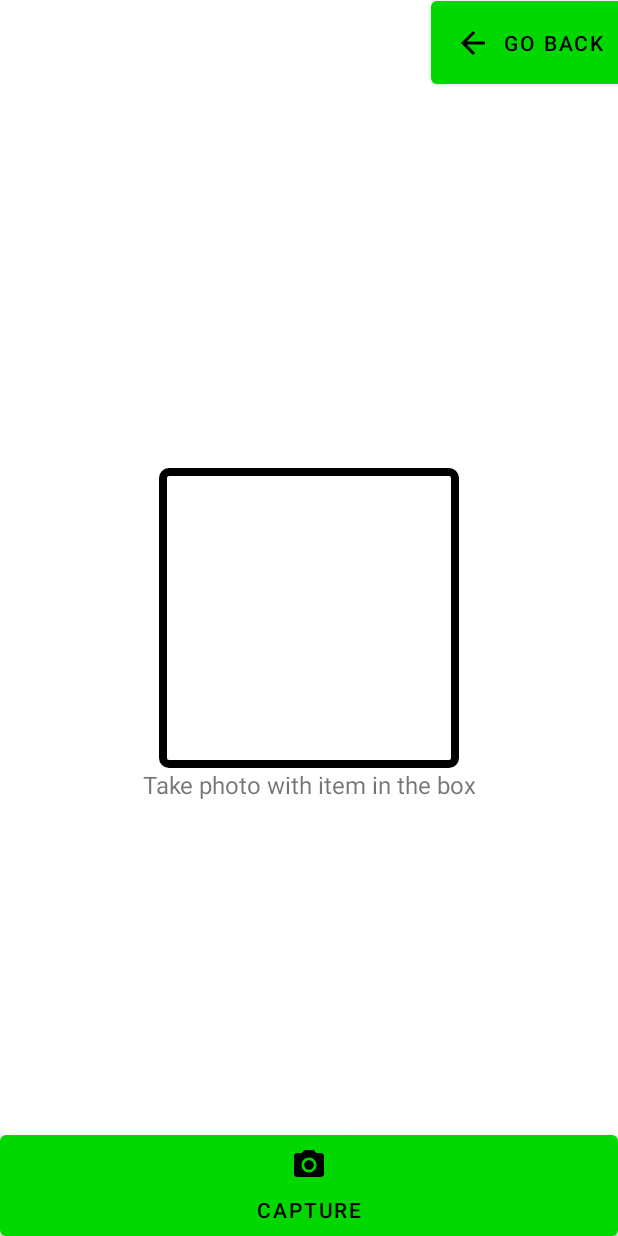
After one commit to MattFuaux/team-12-project, an Android app: the layout activity_camera.xml on its own in the app's theme, with its tools: preview values and no code run, on a phone screen of 412 x 824 dp. The commit adds this screen. Run offline under Robolectric (Android 15) with nearby library versions, the phone set to English and light mode, and no system bars.

Commit message:
Added item guide box overlay to camera

```diff
--- a/frontend/FruitWatch/app/src/main/java/com/team12/fruitwatch/data/AuthenticationDataSource.kt
+++ b/frontend/FruitWatch/app/src/main/java/com/team12/fruitwatch/data/AuthenticationDataSource.kt
@@ -2,6 +2,7 @@ package com.team12.fruitwatch.data
 
 import com.team12.fruitwatch.controllers.NetworkRequestController
 import com.team12.fruitwatch.data.model.LoggedInUser
+import com.team12.fruitwatch.ui.main.MainActivity
 import kotlinx.coroutines.*
 import java.io.IOException
 
@@ -12,6 +13,9 @@ class AuthenticationDataSource {
 
     suspend fun login(email: String, password: String): Result<LoggedInUser> {
         return withContext(Dispatchers.IO){
+            if(MainActivity.IN_DEVELOPMENT){
+                return@withContext Result.Success(LoggedInUser(java.util.UUID.randomUUID().toString(), "Jane Doe","jwt") as LoggedInUser)
+            }
             try {
                 // TODO: handle loggedInUser authentication
                 val networkRequestController = NetworkRequestController()
@@ -20,7 +24,7 @@ class AuthenticationDataSource {
                     return@withContext Result.Success(response.data as LoggedInUser)
                 }
                 throw Exception()
-                //val fakeUser = LoggedInUser(java.util.UUID.randomUUID().toString(), "Jane Doe","jwt")
+
             } catch (e: Exception) {
                 return@withContext Result.Error(IOException("Error logging in", e))
             }
--- /dev/null
+++ b/frontend/FruitWatch/app/src/main/res/drawable/camera_guide.xml
@@ -0,0 +1,13 @@
+<?xml version="1.0" encoding="UTF-8"?>
+    <shape xmlns:android="http://schemas.android.com/apk/res/android"
+        android:shape="rectangle">
+        <solid android:color="#00FFFFFF" />
+        <stroke
+            android:width="5dp"
+            android:color="@color/black" />
+        <corners
+            android:bottomRightRadius="@dimen/radius_md"
+            android:bottomLeftRadius="@dimen/radius_md"
+            android:topLeftRadius="@dimen/radius_md"
+            android:topRightRadius="@dimen/radius_md" />
+    </shape>
--- /dev/null
+++ b/frontend/FruitWatch/app/src/main/res/drawable/ic_baseline_arrow_back_24.xml
@@ -0,0 +1,5 @@
+<vector android:autoMirrored="true" android:height="24dp"
+    android:tint="#000000" android:viewportHeight="24"
+    android:viewportWidth="24" android:width="24dp" xmlns:android="http://schemas.android.com/apk/res/android">
+    <path android:fillColor="@android:color/white" android:pathData="M20,11H7.83l5.59,-5.59L12,4l-8,8 8,8 1.41,-1.41L7.83,13H20v-2z"/>
+</vector>
--- /dev/null
+++ b/frontend/FruitWatch/app/src/main/res/layout/activity_camera.xml
@@ -0,0 +1,67 @@
+<?xml version="1.0" encoding="utf-8"?>
+<androidx.constraintlayout.widget.ConstraintLayout
+    xmlns:android="http://schemas.android.com/apk/res/android"
+    xmlns:app="http://schemas.android.com/apk/res-auto"
+    android:layout_width="match_parent"
+    android:layout_height="match_parent">
+
+
+    <FrameLayout
+        android:id="@+id/camera_preview"
+        android:layout_width="match_parent"
+        android:layout_height="match_parent"
+        app:layout_constraintBottom_toBottomOf="parent"
+        app:layout_constraintEnd_toEndOf="parent"
+        app:layout_constraintStart_toStartOf="parent"
+        app:layout_constraintTop_toTopOf="parent" />
+
+    <ImageView
+        android:id="@+id/cameraprev_itemGuide"
+        android:layout_width="200dp"
+        android:layout_height="200dp"
+        android:src="@drawable/camera_guide"
+        android:contentDescription="Item Capture Guide"
+        app:layout_constraintBottom_toBottomOf="parent"
+        app:layout_constraintEnd_toEndOf="parent"
+        app:layout_constraintStart_toStartOf="parent"
+        app:layout_constraintTop_toTopOf="parent"
+         />
+
+    <TextView
+        android:id="@+id/cameraprev_guide_instructions"
+        android:layout_width="match_parent"
+        android:layout_height="wrap_content"
+        android:lines="2"
+        android:text="@string/camera_guide_instructions"
+        android:textAlignment="center"
+        android:textSize="@dimen/font_size_md"
+        app:layout_constraintTop_toBottomOf="@+id/cameraprev_itemGuide" />
+
+    <Button
+        android:id="@+id/goBackBtn"
+        android:layout_width="wrap_content"
+        android:layout_height="wrap_content"
+        android:layout_marginTop="-6dp"
+        android:layout_marginEnd="-6dp"
+        android:padding="@dimen/padding_xl"
+        android:text="Go Back"
+        android:drawableLeft="@drawable/ic_baseline_arrow_back_24"
+        android:textColor="@color/black"
+        app:layout_constraintEnd_toEndOf="parent"
+        app:layout_constraintTop_toTopOf="parent" />
+
+    <Button
+        android:id="@+id/captureBtn"
+        android:layout_width="match_parent"
+        android:layout_height="wrap_content"
+        android:text="Capture"
+        android:layout_marginBottom="-6dp"
+        android:layout_marginHorizontal="-6dp"
+        android:padding="@dimen/padding_lg"
+        android:drawableTop="@drawable/ic_menu_camera"
+        android:textColor="@color/black"
+        app:layout_constraintBottom_toBottomOf="parent"
+        app:layout_constraintEnd_toEndOf="parent"
+        app:layout_constraintStart_toStartOf="parent" />
+
+</androidx.constraintlayout.widget.ConstraintLayout>
--- a/frontend/FruitWatch/app/src/main/res/values/strings.xml
+++ b/frontend/FruitWatch/app/src/main/res/values/strings.xml
@@ -58,6 +58,7 @@
     <string name="scanned_item_image">Scanned Item Image</string>
     <string name="content_desc_scanned_item_image">Scanned Item Image</string>
     <string name="no_local_prices_found">No Local Prices Found!</string>
+    <string name="camera_guide_instructions">Take photo with item in the box</string>
 
 
 </resources>
```
Also changed, not shown: frontend/FruitWatch/app/src/main/AndroidManifest.xml (+10 -0 lines), frontend/FruitWatch/app/src/main/java/com/team12/fruitwatch/ui/camera/CameraActivity.kt (added, +204 -0 lines), frontend/FruitWatch/app/src/main/java/com/team12/fruitwatch/ui/camera/CameraPreview.kt (added, +95 -0 lines), frontend/FruitWatch/app/src/main/java/com/team12/fruitwatch/ui/main/MainActivity.kt (+21 -0 lines), frontend/FruitWatch/app/src/main/java/com/team12/fruitwatch/ui/main/fragments/home/HomeFragment.kt (+25 -31 lines).
